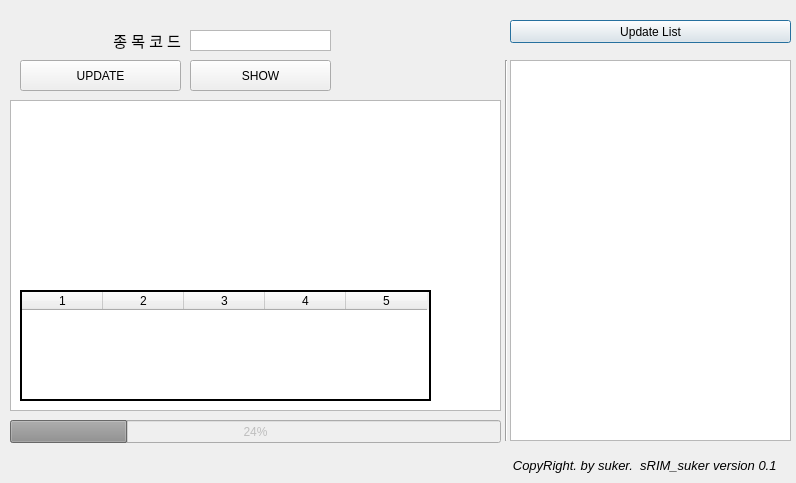
First picture: the form in sukerStock/sRIMprj/src/stockCrawling_window.ui, repository kchhero/suker_python_project, before the edit.
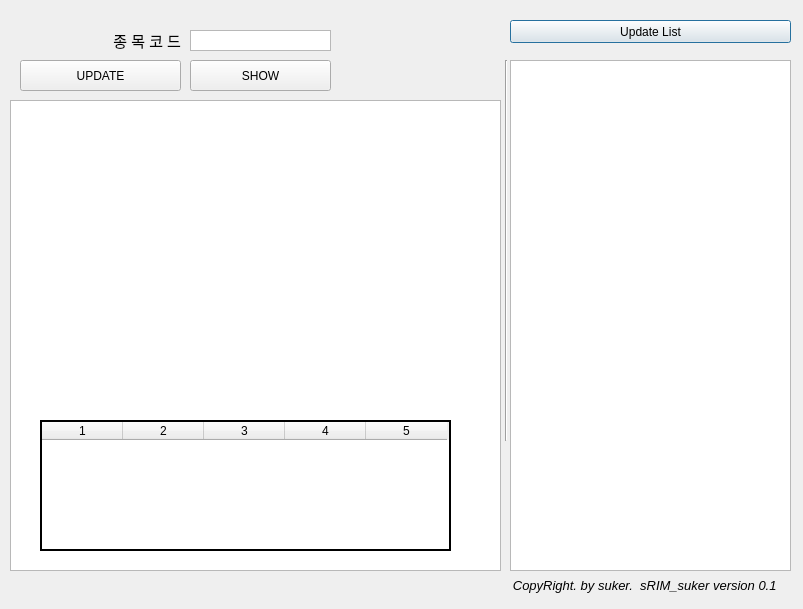
Second picture: the form after the edit.

Commit message: sRIM crawling update 12, ui modified and progress bar remove

```diff
--- a/sukerStock/sRIMprj/src/stockCrawling_window.ui
+++ b/sukerStock/sRIMprj/src/stockCrawling_window.ui
@@ -6,8 +6,8 @@
    <rect>
     <x>0</x>
     <y>0</y>
-    <width>796</width>
-    <height>483</height>
+    <width>803</width>
+    <height>609</height>
    </rect>
   </property>
   <property name="windowTitle">
@@ -19,7 +19,7 @@
      <x>510</x>
      <y>60</y>
      <width>281</width>
-     <height>381</height>
+     <height>511</height>
     </rect>
    </property>
    <property name="autoScroll">
@@ -51,9 +51,9 @@
   <widget class="QLabel" name="label">
    <property name="geometry">
     <rect>
-     <x>10</x>
-     <y>450</y>
-     <width>781</width>
+     <x>50</x>
+     <y>570</y>
+     <width>741</width>
      <height>31</height>
     </rect>
    </property>
@@ -94,22 +94,6 @@
     <set>Qt::AlignRight|Qt::AlignTrailing|Qt::AlignVCenter</set>
    </property>
   </widget>
-  <widget class="QProgressBar" name="progressBar_update">
-   <property name="enabled">
-    <bool>false</bool>
-   </property>
-   <property name="geometry">
-    <rect>
-     <x>10</x>
-     <y>420</y>
-     <width>491</width>
-     <height>23</height>
-    </rect>
-   </property>
-   <property name="value">
-    <number>24</number>
-   </property>
-  </widget>
   <widget class="QPushButton" name="pushButton_updateList">
    <property name="geometry">
     <rect>
@@ -212,7 +196,7 @@
      <x>10</x>
      <y>100</y>
      <width>491</width>
-     <height>311</height>
+     <height>471</height>
     </rect>
    </property>
    <property name="font">
@@ -236,10 +220,10 @@
   <widget class="QTableWidget" name="tableWidget_compInfo">
    <property name="geometry">
     <rect>
-     <x>20</x>
-     <y>290</y>
+     <x>40</x>
+     <y>420</y>
      <width>411</width>
-     <height>111</height>
+     <height>131</height>
     </rect>
    </property>
    <property name="autoFillBackground">
```
The commit also changes 48 other files.
